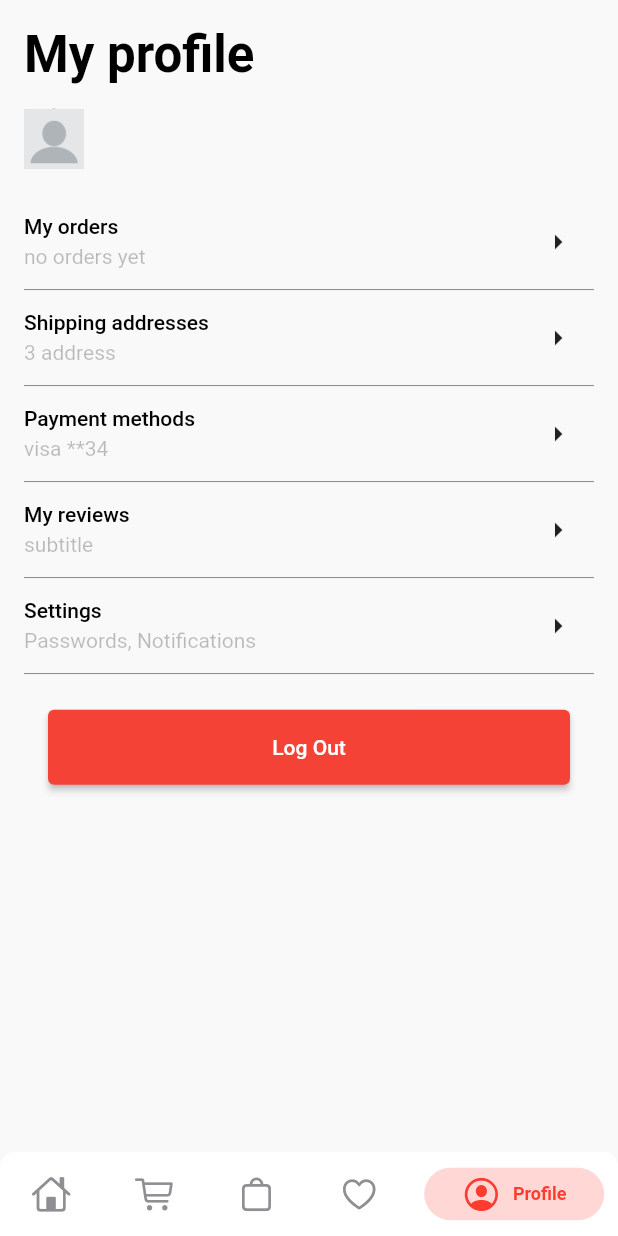
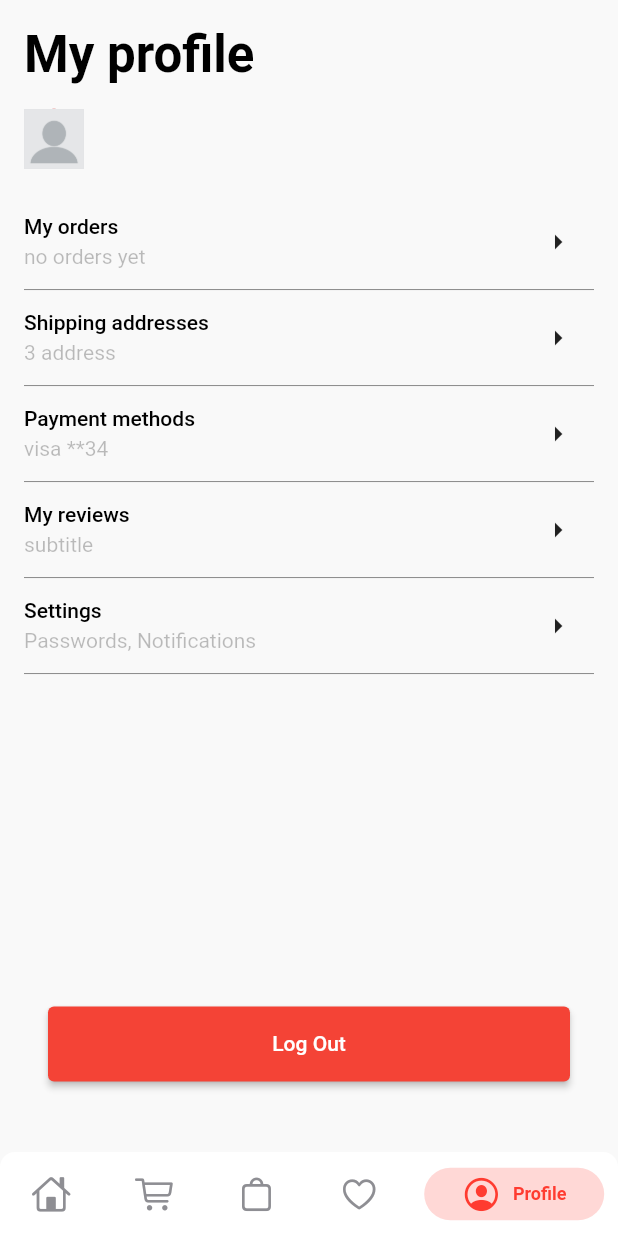
Before and after one commit to AbdullahEmadEldin/E-commerce-app, a Flutter app: the screen it shows once a user with an empty profile is signed in, item 5 of the bottom bar chosen, on a phone screen of 412 x 824 dp. Run offline on Flutter 3.47's test engine with Material 2 defaults, Android fonts, the phone set to English and light mode, and no system bars; drawn by our look-alikes of persistent_bottom_nav_bar; our stand-ins replace bloc, cloud_firestore, dio, firebase_auth, firebase_core, flutter_bloc and 4 more; missing offline and left inert: flutter_facebook_auth, flutter_stripe; accounts and stored records are empty; project files that could hold a hidden picture were left out.

Commit message:
complete responsive Refactor

```diff
--- a/lib/view/Pages/profile_page.dart
+++ b/lib/view/Pages/profile_page.dart
@@ -57,6 +57,7 @@ class _ProfilePageState extends State<ProfilePage> {
                   title: 'Settings',
                   subtitle: 'Passwords, Notifications',
                   routeName: AppRoutes.settingsPage),
+              SizedBox(height: size.height * 0.24),
               BlocListener<AuthCubit, AuthState>(
                 listener: (context, state) {
                   if (state is LogOut) {
```
